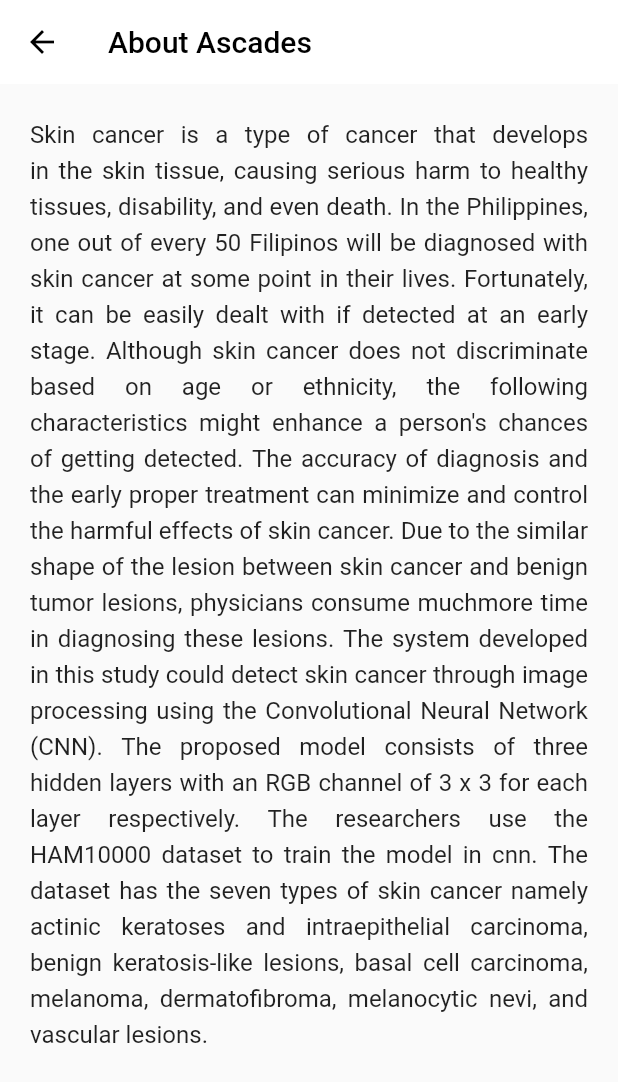
After one commit to EricEchemane/Ascades-App, a Flutter app: the AboutScreen screen opened directly, on a phone screen of 412 x 824 dp. The commit adds this screen. Shown: the top 1082 px of the screen. Run offline on Flutter 3.47's test engine with Material 2 defaults, Android fonts, the phone set to English and light mode, and no system bars; our stand-ins replace google_sign_in, image_picker; missing offline and left inert: tflite.

Commit message:
added about screen

```diff
--- /dev/null
+++ b/lib/presentation/screens/about_screen.dart
@@ -0,0 +1,30 @@
+import 'package:flutter/material.dart';
+import 'package:flutter/services.dart';
+
+class AboutScreen extends StatelessWidget {
+  const AboutScreen({Key? key}) : super(key: key);
+
+  @override
+  Widget build(BuildContext context) {
+    return Scaffold(
+      appBar: AppBar(
+        title: const Text('About Ascades'),
+        systemOverlayStyle: const SystemUiOverlayStyle(
+          statusBarColor: Colors.white,
+          statusBarIconBrightness: Brightness.dark,
+          statusBarBrightness: Brightness.dark, // For iOS (dark icons)
+        ),
+        backgroundColor: Colors.white,
+        foregroundColor: Colors.black,
+        elevation: 0,
+      ),
+      body: const Padding(
+          padding: EdgeInsets.all(20),
+          child: Text(
+            "           Skin cancer is a type of cancer that develops in the skin tissue, causing serious harm to healthy tissues, disability, and even death. In the Philippines, one out of every 50 Filipinos will be diagnosed with skin cancer at some point in their lives. Fortunately, it can be easily dealt with if detected at an early stage. Although skin cancer does not discriminate based on age or ethnicity, the following characteristics might enhance a person's chances of getting detected. The accuracy of diagnosis and the early proper treatment can minimize and control the harmful effects of skin cancer. Due to the similar shape of the lesion between skin cancer and benign tumor lesions, physicians consume muchmore time in diagnosing these lesions. The system developed in this study could detect skin cancer through image processing using the Convolutional Neural Network (CNN). The proposed model consists of three hidden layers with an RGB channel of 3 x 3 for each layer respectively. The researchers use the HAM10000 dataset to train the model in cnn. The dataset has the seven types of skin cancer namely actinic keratoses and intraepithelial carcinoma, benign keratosis-like lesions, basal cell carcinoma, melanoma, dermatofibroma, melanocytic nevi, and vascular lesions.",
+            style: TextStyle(height: 1.5, fontSize: 16),
+            textAlign: TextAlign.justify,
+          )),
+    );
+  }
+}
```
Also changed, not shown: lib/presentation/widgets/user_widget.dart (+12 -10 lines).
